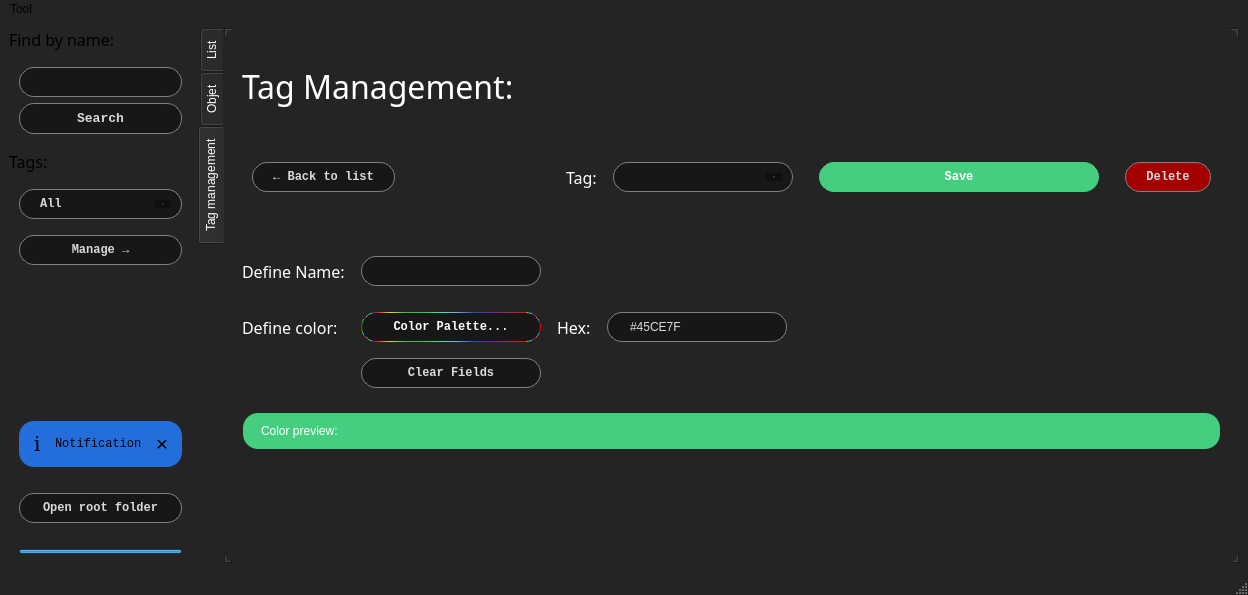
First picture: the form in window.ui, repository GazButane/MatterIndex, before the edit.
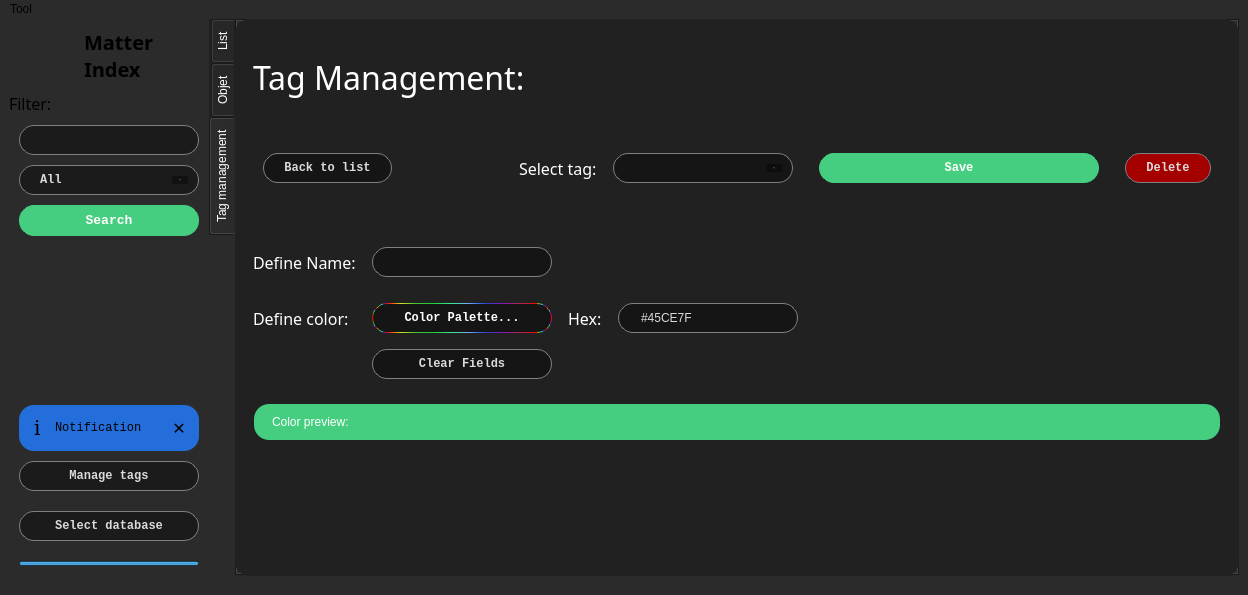
Second picture: the form after the edit. The open tabs and pages were chosen to show the change. Icons and pictures are not drawn.

Commit message: New database selection system, tag system done, Ui improvement, ...

The edit to the form file:
```diff
--- a/window.ui
+++ b/window.ui
@@ -22,9 +22,9 @@
      <colorrole role="Button">
       <brush brushstyle="SolidPattern">
        <color alpha="255">
-        <red>66</red>
-        <green>66</green>
-        <blue>66</blue>
+        <red>43</red>
+        <green>43</green>
+        <blue>43</blue>
        </color>
       </brush>
      </colorrole>
@@ -49,18 +49,18 @@
      <colorrole role="Base">
       <brush brushstyle="SolidPattern">
        <color alpha="255">
-        <red>36</red>
-        <green>36</green>
-        <blue>36</blue>
+        <red>43</red>
+        <green>43</green>
+        <blue>43</blue>
        </color>
       </brush>
      </colorrole>
      <colorrole role="Window">
       <brush brushstyle="SolidPattern">
        <color alpha="255">
-        <red>36</red>
-        <green>36</green>
-        <blue>36</blue>
+        <red>43</red>
+        <green>43</green>
+        <blue>43</blue>
        </color>
       </brush>
      </colorrole>
@@ -78,9 +78,9 @@
      <colorrole role="Button">
       <brush brushstyle="SolidPattern">
        <color alpha="255">
-        <red>66</red>
-        <green>66</green>
-        <blue>66</blue>
+        <red>43</red>
+        <green>43</green>
+        <blue>43</blue>
        </color>
       </brush>
      </colorrole>
@@ -105,18 +105,18 @@
      <colorrole role="Base">
       <brush brushstyle="SolidPattern">
        <color alpha="255">
-        <red>36</red>
-        <green>36</green>
-        <blue>36</blue>
+        <red>43</red>
+        <green>43</green>
+        <blue>43</blue>
        </color>
       </brush>
      </colorrole>
      <colorrole role="Window">
       <brush brushstyle="SolidPattern">
        <color alpha="255">
-        <red>36</red>
-        <green>36</green>
-        <blue>36</blue>
+        <red>43</red>
+        <green>43</green>
+        <blue>43</blue>
        </color>
       </brush>
      </colorrole>
@@ -143,9 +143,9 @@
      <colorrole role="Button">
       <brush brushstyle="SolidPattern">
        <color alpha="255">
-        <red>66</red>
-        <green>66</green>
-        <blue>66</blue>
+        <red>43</red>
+        <green>43</green>
+        <blue>43</blue>
        </color>
       </brush>
      </colorrole>
@@ -188,18 +188,18 @@
      <colorrole role="Base">
       <brush brushstyle="SolidPattern">
        <color alpha="255">
-        <red>36</red>
-        <green>36</green>
-        <blue>36</blue>
+        <red>43</red>
+        <green>43</green>
+        <blue>43</blue>
        </color>
       </brush>
      </colorrole>
      <colorrole role="Window">
       <brush brushstyle="SolidPattern">
        <color alpha="255">
-        <red>36</red>
-        <green>36</green>
-        <blue>36</blue>
+        <red>43</red>
+        <green>43</green>
+        <blue>43</blue>
        </color>
       </brush>
      </colorrole>
@@ -214,7 +214,12 @@
     <normaloff>logoMI.png</normaloff>logoMI.png</iconset>
   </property>
   <property name="styleSheet">
-   <string notr="true"/>
+   <string notr="true">QMainWindow{
+background-color: #2B2B2B;
+}</string>
+  </property>
+  <property name="tabShape">
+   <enum>QTabWidget::Rounded</enum>
   </property>
   <widget class="QWidget" name="centralwidget">
    <property name="palette">
@@ -223,9 +228,9 @@
       <colorrole role="Button">
        <brush brushstyle="SolidPattern">
         <color alpha="255">
-         <red>66</red>
-         <green>66</green>
-         <blue>66</blue>
+         <red>43</red>
+         <green>43</green>
+         <blue>43</blue>
         </color>
        </brush>
       </colorrole>
@@ -250,18 +255,18 @@
       <colorrole role="Base">
        <brush brushstyle="SolidPattern">
         <color alpha="255">
-         <red>36</red>
-         <green>36</green>
-         <blue>36</blue>
+         <red>43</red>
+         <green>43</green>
+         <blue>43</blue>
         </color>
        </brush>
       </colorrole>
       <colorrole role="Window">
        <brush brushstyle="SolidPattern">
         <color alpha="255">
-         <red>36</red>
-         <green>36</green>
-         <blue>36</blue>
+         <red>43</red>
+         <green>43</green>
+         <blue>43</blue>
         </color>
        </brush>
       </colorrole>
@@ -279,9 +284,9 @@
       <colorrole role="Button">
        <brush brushstyle="SolidPattern">
         <color alpha="255">
-         <red>66</red>
-         <green>66</green>
-         <blue>66</blue>
+         <red>43</red>
+         <green>43</green>
+         <blue>43</blue>
         </color>
        </brush>
       </colorrole>
@@ -306,18 +311,18 @@
       <colorrole role="Base">
        <brush brushstyle="SolidPattern">
         <color alpha="255">
-         <red>36</red>
-         <green>36</green>
-         <blue>36</blue>
+         <red>43</red>
+         <green>43</green>
+         <blue>43</blue>
         </color>
        </brush>
       </colorrole>
       <colorrole role="Window">
        <brush brushstyle="SolidPattern">
         <color alpha="255">
-         <red>36</red>
-         <green>36</green>
-         <blue>36</blue>
+         <red>43</red>
+         <green>43</green>
+         <blue>43</blue>
         </color>
        </brush>
       </colorrole>
@@ -344,9 +349,9 @@
       <colorrole role="Button">
        <brush brushstyle="SolidPattern">
         <color alpha="255">
-         <red>66</red>
-         <green>66</green>
-         <blue>66</blue>
+         <red>43</red>
+         <green>43</green>
+         <blue>43</blue>
         </color>
        </brush>
       </colorrole>
@@ -389,32 +394,128 @@
       <colorrole role="Base">
        <brush brushstyle="SolidPattern">
         <color alpha="255">
-         <red>36</red>
-         <green>36</green>
-         <blue>36</blue>
+         <red>43</red>
+         <green>43</green>
+         <blue>43</blue>
         </color>
        </brush>
       </colorrole>
       <colorrole role="Window">
        <brush brushstyle="SolidPattern">
         <color alpha="255">
-         <red>36</red>
-         <green>36</green>
-         <blue>36</blue>
+         <red>43</red>
+         <green>43</green>
+         <blue>43</blue>
         </color>
        </brush>
       </colorrole>
      </disabled>
     </palette>
    </property>
+   <property name="styleSheet">
+    <string notr="true">QWidget{
+background-color: #2B2B2B;
+}</string>
+   </property>
    <layout class="QVBoxLayout" name="verticalLayout_4">
+    <property name="topMargin">
+     <number>0</number>
+    </property>
+    <property name="bottomMargin">
+     <number>0</number>
+    </property>
     <item>
      <layout class="QHBoxLayout" name="horizontalLayout">
+      <property name="spacing">
+       <number>0</number>
+      </property>
       <item>
        <layout class="QVBoxLayout" name="verticalLayout">
         <property name="sizeConstraint">
          <enum>QLayout::SetDefaultConstraint</enum>
         </property>
+        <item>
+         <widget class="QFrame" name="frame_4">
+          <property name="sizePolicy">
+           <sizepolicy hsizetype="Preferred" vsizetype="Maximum">
+            <horstretch>0</horstretch>
+            <verstretch>0</verstretch>
+           </sizepolicy>
+          </property>
+          <property name="minimumSize">
+           <size>
+            <width>200</width>
+            <height>0</height>
+           </size>
+          </property>
+          <property name="frameShape">
+           <enum>QFrame::NoFrame</enum>
+          </property>
+          <property name="frameShadow">
+           <enum>QFrame::Raised</enum>
+          </property>
+          <layout class="QHBoxLayout" name="horizontalLayout_10">
+           <item>
+            <widget class="QLabel" name="label">
+             <property name="sizePolicy">
+              <sizepolicy hsizetype="Fixed" vsizetype="Fixed">
+               <horstretch>0</horstretch>
+               <verstretch>0</verstretch>
+              </sizepolicy>
+             </property>
+             <property name="maximumSize">
+              <size>
+               <width>60</width>
+               <height>60</height>
+              </size>
+             </property>
+             <property name="styleSheet">
+              <string notr="true">
+    margin: 0px;</string>
+             </property>
+             <property name="text">
+              <string/>
+             </property>
+             <property name="pixmap">
+              <pixmap>logoMI.png</pixmap>
+             </property>
+             <property name="scaledContents">
+              <bool>true</bool>
+             </property>
+            </widget>
+           </item>
+           <item>
+            <widget class="QLabel" name="label_3">
+             <property name="minimumSize">
+              <size>
+               <width>0</width>
+               <height>0</height>
+              </size>
+             </property>
+             <property name="maximumSize">
+              <size>
+               <width>150</width>
+               <height>16777215</height>
+              </size>
+             </property>
+             <property name="font">
+              <font>
+               <family>Comfortaa</family>
+               <pointsize>15</pointsize>
+               <bold>true</bold>
+              </font>
+             </property>
+             <property name="text">
+              <string>Matter Index</string>
+             </property>
+             <property name="wordWrap">
+              <bool>true</bool>
+             </property>
+            </widget>
+           </item>
+          </layout>
+         </widget>
+        </item>
         <item>
          <widget class="QLabel" name="label_2">
           <property name="font">
@@ -425,7 +526,7 @@
            </font>
           </property>
           <property name="text">
-           <string>Find by name:</string>
+           <string>Filter:</string>
           </property>
          </widget>
         </item>
@@ -445,9 +546,50 @@
     margin: 10px;
 margin-bottom: 0px;</string>
           </property>
+          <property name="inputMask">
+           <string/>
+          </property>
+          <property name="text">
+           <string/>
+          </property>
           <property name="frame">
            <bool>true</bool>
           </property>
+          <property name="clearButtonEnabled">
+           <bool>false</bool>
+          </property>
+         </widget>
+        </item>
+        <item>
+         <widget class="QComboBox" name="tagBox">
+          <property name="font">
+           <font>
+            <family>Courier New</family>
+            <bold>true</bold>
+            <underline>false</underline>
+            <strikeout>false</strikeout>
+           </font>
+          </property>
+          <property name="styleSheet">
+           <string notr="true">QComboBox{
+color: rgb(218, 218, 218);
+    background-color: rgba(0, 0, 0, 0.37);
+    padding: 6px 20px;
+    text-align: center;
+    text-decoration: none;
+   border-color: grey;
+    border-style:solid;
+    border-width: 1px;
+    border-radius: 15px;
+    font-family:'Courier New', Courier, monospace;
+    margin: 10px;
+}</string>
+          </property>
+          <item>
+           <property name="text">
+            <string>All</string>
+           </property>
+          </item>
          </widget>
         </item>
         <item>
@@ -465,24 +607,22 @@
            </font>
           </property>
           <property name="styleSheet">
-           <string notr="true">QPushButton{
-
-color: rgb(218, 218, 218);
-    background-color: rgba(0, 0, 0, 0.37);
+           <string notr="true">:hover{
+background-color:black;
+}
+QPushButton{
+	color: white;
+    background-color: #45CE7F;
     padding: 7px 20px;
     text-align: center;
     text-decoration: none;
-    border-color: grey;
+    border-color: #45CE7F;
     border-style:solid;
     border-width: 1px;
     border-radius: 15px;
     font-family:'Courier New', Courier, monospace;
     margin: 10px;
 	margin-top: 0px;
-}
-
-:hover{
-background-color:black;
 }</string>
           </property>
           <property name="text">
@@ -499,116 +639,6 @@
           </property>
          </widget>
         </item>
-        <item>
-         <widget class="QLabel" name="label_3">
-          <property name="font">
-           <font>
-            <family>Cantarell Light</family>
-            <pointsize>12</pointsize>
-           </font>
-          </property>
-          <property name="text">
-           <string>Tags:</string>
-          </property>
-         </widget>
-        </item>
-        <item>
-         <widget class="QComboBox" name="tagBox">
-          <property name="font">
-           <font>
-            <family>Courier New</family>
-            <bold>true</bold>
-            <underline>false</underline>
-            <strikeout>false</strikeout>
-           </font>
-          </property>
-          <property name="styleSheet">
-           <string notr="true">QComboBox{
-color: rgb(218, 218, 218);
-    background-color: rgba(0, 0, 0, 0.37);
-    padding: 6px 20px;
-    text-align: center;
-    text-decoration: none;
-   border-color: grey;
-    border-style:solid;
-    border-width: 1px;
-    border-radius: 15px;
-    font-family:'Courier New', Courier, monospace;
-    margin: 10px;
-}</string>
-          </property>
-          <item>
-           <property name="text">
-            <string>All</string>
-           </property>
-          </item>
-         </widget>
-        </item>
-        <item>
-         <widget class="QPushButton" name="ManageTagsButton">
-          <property name="font">
-           <font>
-            <family>Courier New</family>
-            <bold>true</bold>
-            <underline>false</underline>
-            <strikeout>false</strikeout>
-           </font>
-          </property>
-          <property name="styleSheet">
-           <string notr="true">QPushButton{
-
-color: rgb(218, 218, 218);
-    background-color: rgba(0, 0, 0, 0.37);
-    padding: 7px 20px;
-    text-align: center;
-    text-decoration: none;
-    border-color: grey;
-    border-style:solid;
-    border-width: 1px;
-    border-radius: 15px;
-    font-family:'Courier New', Courier, monospace;
-    margin: 10px;
-	margin-top: 0px;
-}
-
-:hover{
-background-color:black;
-}</string>
-          </property>
-          <property name="text">
-           <string>Manage →</string>
-          </property>
-         </widget>
-        </item>
-        <item>
-         <widget class="QLabel" name="label">
-          <property name="sizePolicy">
-           <sizepolicy hsizetype="Fixed" vsizetype="Fixed">
-            <horstretch>0</horstretch>
-            <verstretch>0</verstretch>
-           </sizepolicy>
-          </property>
-          <property name="maximumSize">
-           <size>
-            <width>200</width>
-            <height>65</height>
-           </size>
-          </property>
-          <property name="styleSheet">
-           <string notr="true">
-    margin: 10px;</string>
-          </property>
-          <property name="text">
-           <string/>
-          </property>
-          <property name="pixmap">
-           <pixmap>logoMI-Text.png</pixmap>
-          </property>
-          <property name="scaledContents">
-           <bool>true</bool>
-          </property>
-         </widget>
-        </item>
         <item>
          <spacer name="verticalSpacer">
           <property name="orientation">
@@ -733,6 +763,45 @@
           </layout>
          </widget>
         </item>
+        <item>
+         <widget class="QPushButton" name="ManageTagsButton">
+          <property name="font">
+           <font>
+            <family>Courier New</family>
+            <bold>true</bold>
+            <underline>false</underline>
+            <strikeout>false</strikeout>
+           </font>
+          </property>
+          <property name="styleSheet">
+           <string notr="true">QPushButton{
+
+color: rgb(218, 218, 218);
+    background-color: rgba(0, 0, 0, 0.37);
+    padding: 7px 20px;
+    text-align: center;
+    text-decoration: none;
+    border-color: grey;
+    border-style:solid;
+    border-width: 1px;
+    border-radius: 15px;
+    font-family:'Courier New', Courier, monospace;
+    margin: 10px;
+	margin-top: 0px;
+}
+
+:hover{
+background-color:black;
+}</string>
+          </property>
+          <property name="text">
+           <string>Manage tags</string>
+          </property>
+          <property name="icon">
+           <iconset theme="go-next"/>
+          </property>
+         </widget>
+        </item>
         <item>
          <widget class="QPushButton" name="openfolderbutton">
           <property name="font">
@@ -763,7 +832,10 @@
 }</string>
           </property>
           <property name="text">
-           <string>Open root folder</string>
+           <string>Select database</string>
+          </property>
+          <property name="icon">
+           <iconset theme="folder"/>
           </property>
          </widget>
         </item>
@@ -805,9 +877,9 @@
            <colorrole role="Button">
             <brush brushstyle="SolidPattern">
              <color alpha="255">
-              <red>36</red>
-              <green>36</green>
-              <blue>36</blue>
+              <red>33</red>
+              <green>33</green>
+              <blue>33</blue>
              </color>
             </brush>
            </colorrole>
@@ -841,18 +913,18 @@
            <colorrole role="Base">
             <brush brushstyle="SolidPattern">
              <color alpha="255">
-              <red>36</red>
-              <green>36</green>
-              <blue>36</blue>
+              <red>33</red>
+              <green>33</green>
+              <blue>33</blue>
              </color>
             </brush>
            </colorrole>
            <colorrole role="Window">
             <brush brushstyle="SolidPattern">
              <color alpha="255">
-              <red>36</red>
-              <green>36</green>
-              <blue>36</blue>
+              <red>33</red>
+              <green>33</green>
+              <blue>33</blue>
              </color>
             </brush>
            </colorrole>
@@ -879,9 +951,9 @@
            <colorrole role="Button">
             <brush brushstyle="SolidPattern">
              <color alpha="255">
-              <red>36</red>
-              <green>36</green>
-              <blue>36</blue>
+              <red>33</red>
+              <green>33</green>
+              <blue>33</blue>
              </color>
             </brush>
            </colorrole>
@@ -915,18 +987,18 @@
            <colorrole role="Base">
             <brush brushstyle="SolidPattern">
              <color alpha="255">
-              <red>36</red>
-              <green>36</green>
-              <blue>36</blue>
+              <red>33</red>
+              <green>33</green>
+              <blue>33</blue>
              </color>
             </brush>
            </colorrole>
            <colorrole role="Window">
             <brush brushstyle="SolidPattern">
              <color alpha="255">
-              <red>36</red>
-              <green>36</green>
-              <blue>36</blue>
+              <red>33</red>
+              <green>33</green>
+              <blue>33</blue>
              </color>
             </brush>
            </colorrole>
@@ -953,9 +1025,9 @@
            <colorrole role="Button">
             <brush brushstyle="SolidPattern">
              <color alpha="255">
-              <red>36</red>
-              <green>36</green>
-              <blue>36</blue>
+              <red>33</red>
+              <green>33</green>
+              <blue>33</blue>
              </color>
             </brush>
            </colorrole>
@@ -989,18 +1061,18 @@
            <colorrole role="Base">
             <brush brushstyle="SolidPattern">
              <color alpha="255">
-              <red>36</red>
-              <green>36</green>
-              <blue>36</blue>
+              <red>33</red>
+              <green>33</green>
+              <blue>33</blue>
              </color>
             </brush>
            </colorrole>
            <colorrole role="Window">
             <brush brushstyle="SolidPattern">
              <color alpha="255">
-              <red>36</red>
-              <green>36</green>
-              <blue>36</blue>
+              <red>33</red>
+              <green>33</green>
+              <blue>33</blue>
              </color>
             </brush>
            </colorrole>
@@ -1024,7 +1096,7 @@
         </property>
         <property name="styleSheet">
          <string notr="true">color: white;
-background-color: #242424;
+background-color:#212121;
 border-radius: 15px;</string>
         </property>
         <property name="tabPosition">
@@ -1081,8 +1153,8 @@
               <rect>
                <x>0</x>
                <y>0</y>
-               <width>976</width>
-               <height>504</height>
+               <width>982</width>
+               <height>525</height>
               </rect>
              </property>
              <layout class="QVBoxLayout" name="verticalLayout_3"/>
@@ -1213,6 +1285,9 @@
                  <property name="text">
                   <string>Open folder</string>
                  </property>
+                 <property name="icon">
+                  <iconset theme="folder-open"/>
+                 </property>
                 </widget>
                </item>
                <item>
@@ -1234,6 +1309,9 @@
                  <property name="text">
                   <string>Delete Object</string>
                  </property>
+                 <property name="icon">
+                  <iconset theme="edit-delete"/>
+                 </property>
                 </widget>
                </item>
                <item>
@@ -1252,7 +1330,10 @@
 }</string>
                  </property>
                  <property name="text">
-                  <string>← Back to list</string>
+                  <string>Back to list</string>
+                 </property>
+                 <property name="icon">
+                  <iconset theme="go-previous"/>
                  </property>
                 </widget>
                </item>
@@ -1754,7 +1835,10 @@
                 </font>
                </property>
                <property name="text">
-                <string>← Back to list</string>
+                <string>Back to list</string>
+               </property>
+               <property name="icon">
+                <iconset theme="go-previous"/>
                </property>
               </widget>
              </item>
@@ -1780,7 +1864,7 @@
                 </font>
                </property>
                <property name="text">
-                <string>Tag:</string>
+                <string>Select tag:</string>
                </property>
               </widget>
              </item>
@@ -2088,6 +2172,9 @@
                <property name="text">
                 <string>Clear Fields</string>
                </property>
+               <property name="icon">
+                <iconset theme="edit-clear"/>
+               </property>
               </widget>
              </item>
             </layout>
@@ -2159,6 +2246,9 @@
      <height>20</height>
     </rect>
    </property>
+   <property name="styleSheet">
+    <string notr="true">background-color: #2B2B2B;</string>
+   </property>
    <widget class="QMenu" name="menutool">
     <property name="title">
      <string>Tool</string>
@@ -2167,7 +2257,11 @@
    </widget>
    <addaction name="menutool"/>
   </widget>
-  <widget class="QStatusBar" name="statusbar"/>
+  <widget class="QStatusBar" name="statusbar">
+   <property name="sizeGripEnabled">
+    <bool>false</bool>
+   </property>
+  </widget>
   <action name="actionimport">
    <property name="text">
     <string>import</string>
```
The commit also changes 10 other files.
